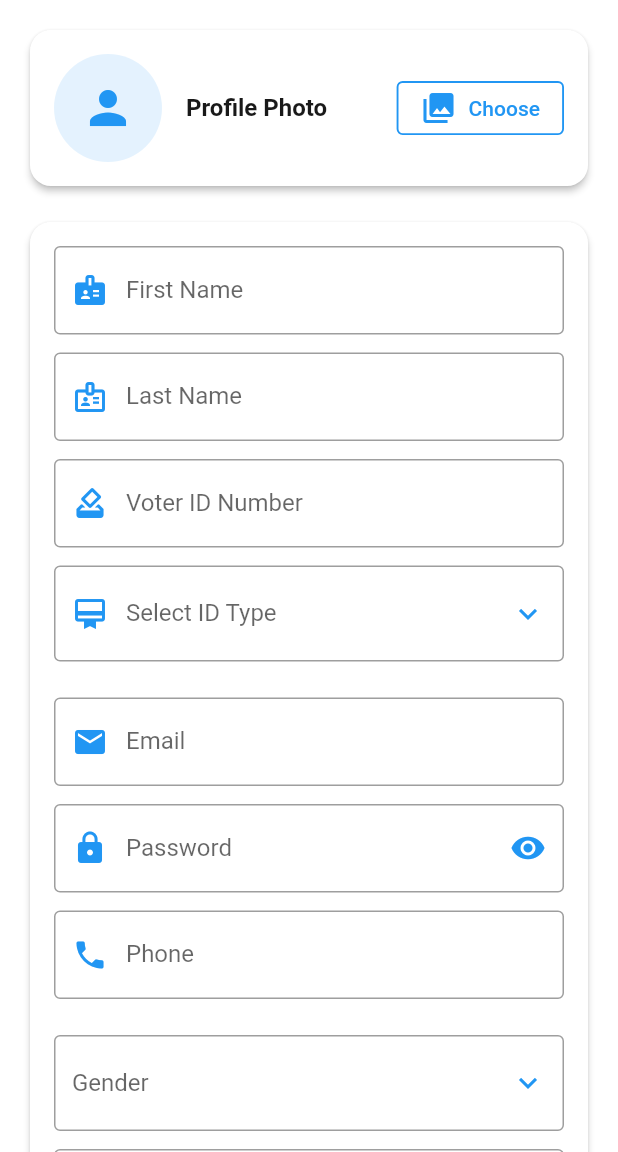
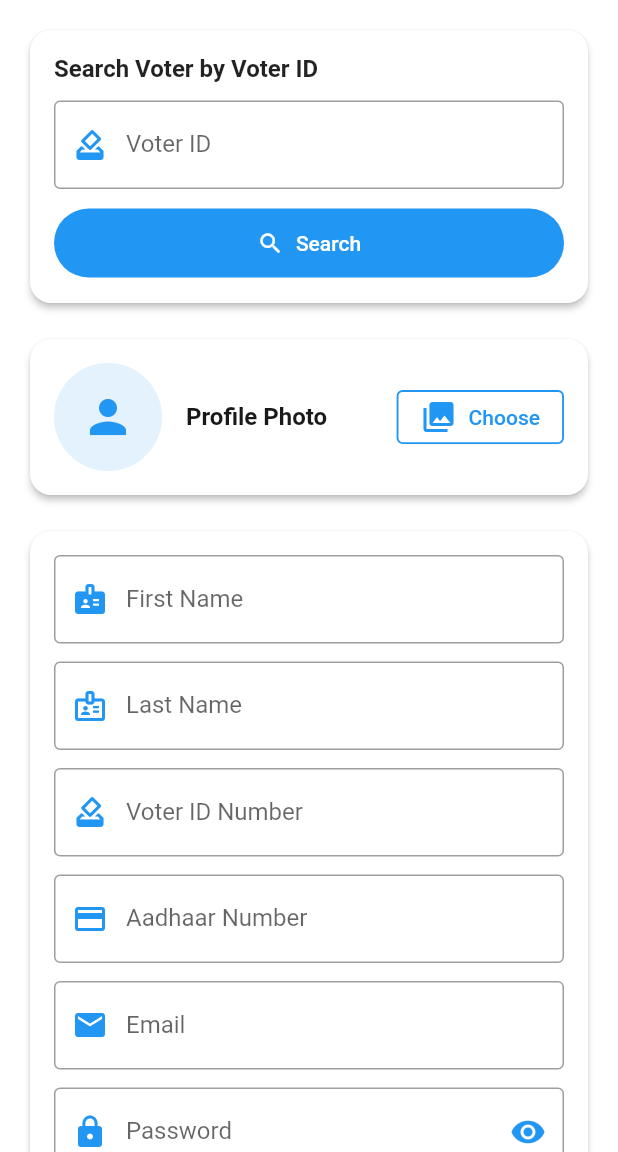
Before and after one commit to Vk9769/master_admin, a Flutter app: the AddAgentPage screen opened directly, on a phone screen of 412 x 824 dp, the part 84-1236 px from its top. Run offline on Flutter 3.47's test engine with Material 3 defaults, Android fonts, the phone set to English and light mode, and no system bars; our stand-ins replace fluttertoast, geocoding, geolocator, google_maps_flutter, image_picker, shared_preferences; accounts and stored records are empty; network calls fail.

Commit message:
add agent page made better

```diff
--- a/lib/screens/add_agent_page.dart
+++ b/lib/screens/add_agent_page.dart
@@ -72,6 +72,11 @@ class _AddAgentPageState extends State<AddAgentPage> {
   File? _pickedImage;
   bool _loading = false;
 
+  // Voter Search State
+  bool _searchingVoter = false;
+  bool _voterFetched = false;
+  Map<String, dynamic>? _voterData;
+
   // Role Selector
   String? _selectedRole;
 
@@ -89,15 +94,7 @@ class _AddAgentPageState extends State<AddAgentPage> {
   // logged-in creator's role (from SharedPreferences set at login)
   String? _creatorRole;
 
-
   String? _selectedIdType;
-  final List<String> _idTypes = [
-    'Aadhar Card',
-    'Passport',
-    'Driving License',
-    'PAN Card',
-  ];
-
   Map<String, Map<String, Map<String, List<Map<String, dynamic>>>>>
   locationHierarchy = {};
 
@@ -186,7 +183,6 @@ class _AddAgentPageState extends State<AddAgentPage> {
     int filled = 0;
     if (_firstNameCtrl.text.trim().isNotEmpty) filled++;
     if (_lastNameCtrl.text.trim().isNotEmpty) filled++;
-    if (_selectedIdType != null) filled++;
     if (_idNumberCtrl.text.trim().isNotEmpty) filled++;
     if (_emailCtrl.text.trim().isNotEmpty) filled++;
     if (_passwordCtrl.text.trim().isNotEmpty) filled++;
@@ -201,6 +197,7 @@ class _AddAgentPageState extends State<AddAgentPage> {
     if (_addressCtrl.text.trim().isNotEmpty) filled++;
     return filled / total;
   }
+
   Future<void> _loadRoleAndFilter() async {
     final prefs = await SharedPreferences.getInstance();
     final role = (prefs.getString('role') ?? '').toLowerCase();
@@ -208,10 +205,10 @@ class _AddAgentPageState extends State<AddAgentPage> {
     // must mirror backend permissions
     const Map<String, List<String>> permissions = {
       'master_admin': ['super_admin', 'admin', 'super_agent', 'agent'],
-      'super_admin':  ['admin', 'super_agent', 'agent'],
-      'admin':        ['super_agent', 'agent'],
-      'super_agent':  ['agent'],
-      'agent':        [],
+      'super_admin': ['admin', 'super_agent', 'agent'],
+      'admin': ['super_agent', 'agent'],
+      'super_agent': ['agent'],
+      'agent': [],
     };
 
     final allowedValues = permissions[role] ?? [];
@@ -229,6 +226,7 @@ class _AddAgentPageState extends State<AddAgentPage> {
       }
     });
   }
+
   Future<void> _pickImage() async {
     try {
       final picker = ImagePicker();
@@ -246,6 +244,70 @@ class _AddAgentPageState extends State<AddAgentPage> {
           ),
         ),
       );
+    }
+  }
+
+  Future<void> _searchByVoterId() async {
+    if (_voterIdCtrl.text.trim().isEmpty) {
+      ScaffoldMessenger.of(
+        context,
+      ).showSnackBar(const SnackBar(content: Text('Enter Voter ID to search')));
+      return;
+    }
+
+    setState(() {
+      _searchingVoter = true;
+      _voterFetched = false;
+    });
+
+    try {
+      final prefs = await SharedPreferences.getInstance();
+      final token = prefs.getString('auth_token');
+      if (token == null) return;
+
+      final response = await http.get(
+        Uri.parse(
+          'http://13.61.32.111:3000/api/voter/by-voter-id/${_voterIdCtrl.text.trim()}',
+        ),
+        headers: {
+          'Authorization': 'Bearer $token',
+          'Content-Type': 'application/json',
+        },
+      );
+
+      if (response.statusCode != 200) {
+        throw Exception('Voter not found');
+      }
+
+      final data = jsonDecode(response.body);
+      _voterData = data;
+
+      // 🔽 AUTO-FILL FORM FIELDS
+      _firstNameCtrl.text = data['firstName'] ?? '';
+      _lastNameCtrl.text = data['lastName'] ?? '';
+      _phoneCtrl.text = data['phone'] ?? '';
+      _addressCtrl.text = data['address'] ?? '';
+      _dobCtrl.text = data['dob'] ?? '';
+      _selectedGender = data['gender'];
+
+      _selectedState = data['state'];
+      _selectedDistrict = data['district'];
+      _selectedAssembly = data['assembly_constituency'];
+      _selectedPart = data['boothId'];
+
+      setState(() {
+        _voterFetched = true;
+      });
+
+      ScaffoldMessenger.of(context).showSnackBar(
+        const SnackBar(content: Text('Voter details loaded successfully')),
+      );
+    } catch (e) {
+      ScaffoldMessenger.of(
+        context,
+      ).showSnackBar(SnackBar(content: Text('Search failed: $e')));
+    } finally {
+      setState(() => _searchingVoter = false);
     }
   }
 
@@ -267,12 +329,13 @@ class _AddAgentPageState extends State<AddAgentPage> {
 
     _selectedGender = null;
     _selectedRole = null;
-    _selectedIdType = null;
 
     _selectedState = null;
     _selectedDistrict = null;
     _selectedAssembly = null;
     _selectedPart = null;
+    _voterFetched = false;
+    _voterData = null;
 
     // ✅ DO NOT CLEAR STATE DATA
     setState(() {});
@@ -284,22 +347,6 @@ class _AddAgentPageState extends State<AddAgentPage> {
   bool _validatePhone(String v) {
     final digits = v.replaceAll(RegExp(r'[^0-9]'), '');
     return digits.length >= 7 && digits.length <= 15;
-  }
-
-  bool _validateIdNumber(String v, String idType) {
-    final cleaned = v.replaceAll(RegExp(r'[^0-9A-Za-z]'), '');
-    switch (idType) {
-      case 'Aadhar Card':
-        return cleaned.length == 12 && RegExp(r'^\d{12}$').hasMatch(cleaned);
-      case 'Passport':
-        return cleaned.length >= 6 && cleaned.length <= 9;
-      case 'Driving License':
-        return cleaned.length >= 10;
-      case 'PAN Card':
-        return cleaned.length == 10;
-      default:
-        return cleaned.isNotEmpty;
-    }
   }
 
   Future<void> _submit() async {
@@ -315,23 +362,22 @@ class _AddAgentPageState extends State<AddAgentPage> {
     }
 
     if (!(_formKey.currentState?.validate() ?? false)) return;
-    if (_selectedPart == null ||
-        _selectedRole == null ||
-        _selectedIdType == null)
-      return;
+    if (_selectedPart == null || _selectedRole == null) return;
 
     // Validate required dropdowns
-    if (_selectedPart == null || _selectedIdType == null) {
-      ScaffoldMessenger.of(context).showSnackBar(
-        const SnackBar(content: Text('Please complete required fields')),
-      );
+    if (_selectedPart == null) {
+      ScaffoldMessenger.of(
+        context,
+      ).showSnackBar(const SnackBar(content: Text('Please select booth')));
       return;
     }
 
     // ensure role is selected and allowed
     if (_rolesAllowed.isEmpty) {
       ScaffoldMessenger.of(context).showSnackBar(
-        SnackBar(content: Text('Your role ($_creatorRole) cannot create users')),
+        SnackBar(
+          content: Text('Your role ($_creatorRole) cannot create users'),
+        ),
       );
       return;
     }
@@ -357,7 +403,7 @@ class _AddAgentPageState extends State<AddAgentPage> {
       request.fields['firstName'] = _firstNameCtrl.text.trim();
       request.fields['lastName'] = _lastNameCtrl.text.trim();
       request.fields['voterId'] = _voterIdCtrl.text.trim();
-      request.fields['idType'] = _selectedIdType!;
+      request.fields['idType'] = 'Aadhar Card';
       request.fields['idNumber'] = _idNumberCtrl.text.trim();
       request.fields['email'] = _emailCtrl.text.trim();
       request.fields['password'] = _passwordCtrl.text.trim();
@@ -437,6 +483,73 @@ class _AddAgentPageState extends State<AddAgentPage> {
               child: Column(
                 crossAxisAlignment: CrossAxisAlignment.stretch,
                 children: [
+                  // 🔍 VOTER SEARCH CARD
+                  Card(
+                    elevation: 2,
+                    shape: RoundedRectangleBorder(
+                      borderRadius: BorderRadius.circular(14),
+                    ),
+                    child: Padding(
+                      padding: const EdgeInsets.all(16),
+                      child: Column(
+                        crossAxisAlignment: CrossAxisAlignment.start,
+                        children: [
+                          const Text(
+                            'Search Voter by Voter ID',
+                            style: TextStyle(
+                              fontSize: 16,
+                              fontWeight: FontWeight.bold,
+                            ),
+                          ),
+                          const SizedBox(height: 12),
+
+                          TextFormField(
+                            controller: _voterIdCtrl,
+                            decoration: const InputDecoration(
+                              labelText: 'Voter ID',
+                              prefixIcon: Icon(
+                                Icons.how_to_vote,
+                                color: Colors.blue,
+                              ),
+                              border: OutlineInputBorder(),
+                            ),
+                          ),
+
+                          const SizedBox(height: 12),
+
+                          SizedBox(
+                            width: double.infinity,
+                            child: FilledButton.icon(
+                              onPressed: _searchingVoter
+                                  ? null
+                                  : _searchByVoterId,
+                              icon: const Icon(Icons.search),
+                              label: Text(
+                                _searchingVoter ? 'Searching...' : 'Search',
+                              ),
+                              style: FilledButton.styleFrom(
+                                backgroundColor: Colors.blue,
+                                padding: const EdgeInsets.symmetric(
+                                  vertical: 14,
+                                ),
+                              ),
+                            ),
+                          ),
+
+                          if (_voterFetched)
+                            const Padding(
+                              padding: EdgeInsets.only(top: 8),
+                              child: Text(
+                                '✔ Voter data fetched. Please upload photo.',
+                                style: TextStyle(color: Colors.green),
+                              ),
+                            ),
+                        ],
+                      ),
+                    ),
+                  ),
+                  const SizedBox(height: 16),
+
                   // Profile Photo Card
                   Card(
                     color: Colors.white,
@@ -511,6 +624,8 @@ class _AddAgentPageState extends State<AddAgentPage> {
                           // Name fields
                           TextFormField(
                             controller: _firstNameCtrl,
+                            enabled: !_voterFetched,
+
                             textInputAction: TextInputAction.next,
                             decoration: const InputDecoration(
                               labelText: 'First Name',
@@ -562,54 +677,29 @@ class _AddAgentPageState extends State<AddAgentPage> {
                           ),
                           const SizedBox(height: 12),
 
-                          // ID Type & Number
-                          DropdownButtonFormField<String>(
-                            value: _selectedIdType,
+                          // Aadhaar Number
+                          TextFormField(
+                            controller: _idNumberCtrl,
+                            keyboardType: TextInputType.number,
+                            inputFormatters: [
+                              FilteringTextInputFormatter.digitsOnly,
+                              LengthLimitingTextInputFormatter(12),
+                            ],
                             decoration: const InputDecoration(
-                              labelText: 'Select ID Type',
+                              labelText: 'Aadhaar Number',
                               prefixIcon: Icon(
-                                Icons.card_membership,
+                                Icons.credit_card,
                                 color: primary,
                               ),
                               border: OutlineInputBorder(),
-                            ),
-                            icon: const Icon(
-                              Icons.keyboard_arrow_down,
-                              color: primary,
-                            ),
-                            items: _idTypes
-                                .map(
-                                  (type) => DropdownMenuItem(
-                                value: type,
-                                child: Text(type),
-                              ),
-                            )
-                                .toList(),
-                            onChanged: (v) =>
-                                setState(() => _selectedIdType = v),
-                            validator: (v) =>
-                            v == null ? 'Please select an ID type' : null,
-                          ),
-                          const SizedBox(height: 12),
-                          if (_selectedIdType != null)
-                            TextFormField(
-                              controller: _idNumberCtrl,
-                              textInputAction: TextInputAction.next,
-                              decoration: InputDecoration(
-                                labelText: '$_selectedIdType Number',
-                                prefixIcon: const Icon(
-                                  Icons.confirmation_number,
-                                  color: primary,
-                                ),
-                                border: const OutlineInputBorder(),
-                                hintText: _getIdHint(_selectedIdType!),
+                              hintText: '12-digit Aadhaar number',
                             ),
                             validator: (v) {
                               if (v == null || v.trim().isEmpty) {
-                                  return '${_selectedIdType} number is required';
+                                return 'Aadhaar number is required';
                               }
-                                if (!_validateIdNumber(v, _selectedIdType!)) {
-                                  return 'Enter a valid ${_selectedIdType} number';
+                              if (!RegExp(r'^\d{12}$').hasMatch(v.trim())) {
+                                return 'Enter valid 12-digit Aadhaar number';
                               }
                               return null;
                             },
@@ -774,33 +864,6 @@ class _AddAgentPageState extends State<AddAgentPage> {
                           ),
 
                           const SizedBox(height: 16),
-
-                          // Role Dropdown
-                          // Role Dropdown (filtered by creator permissions)
-                          DropdownButtonFormField<String>(
-                            value: _selectedRole,
-                            decoration: InputDecoration(
-                              labelText: 'Select Role',
-                              border: const OutlineInputBorder(),
-                              helperText: (_rolesAllowed.isEmpty)
-                                  ? 'Your role ($_creatorRole) cannot create any roles'
-                                  : null,
-                            ),
-                            items: _rolesAllowed.map((role) =>
-                                DropdownMenuItem<String>(
-                                  value: role['value'],
-                                  child: Text(role['label']!),
-                                )
-                            ).toList(),
-                            onChanged: _rolesAllowed.isEmpty
-                                ? null // disable if no allowed roles
-                                : (v) => setState(() => _selectedRole = v),
-                            validator: (v) {
-                              if (_rolesAllowed.isEmpty) return null; // nothing to choose = no validation
-                              return v == null ? 'Please select a role' : null;
-                            },
-                          ),
-
                         ],
                       ),
                     ),
@@ -815,7 +878,62 @@ class _AddAgentPageState extends State<AddAgentPage> {
                       padding: const EdgeInsets.all(16),
                       child: Column(
                         children: [
-                          // STATE
+                          // CARD TITLE
+                          Row(
+                            children: const [
+                              Icon(Icons.assignment_ind, color: Colors.blue),
+                              SizedBox(width: 8),
+                              Text(
+                                'Role & Booth Assignment',
+                                style: TextStyle(
+                                  fontSize: 16,
+                                  fontWeight: FontWeight.bold,
+                                  color: Colors.black87,
+                                ),
+                              ),
+                            ],
+                          ),
+
+                          const SizedBox(height: 6),
+
+                          const Text(
+                            'Please select role and exact polling location carefully',
+                            style: TextStyle(
+                              fontSize: 13,
+                              color: Colors.black54,
+                            ),
+                          ),
+
+                          const SizedBox(height: 16),
+                          // SELECT ROLE
+                          DropdownButtonFormField<String>(
+                            value: _selectedRole,
+                            decoration: InputDecoration(
+                              labelText: 'Select Role',
+                              border: const OutlineInputBorder(),
+                              helperText: (_rolesAllowed.isEmpty)
+                                  ? 'Your role ($_creatorRole) cannot create any roles'
+                                  : null,
+                            ),
+                            items: _rolesAllowed
+                                .map(
+                                  (role) => DropdownMenuItem<String>(
+                                    value: role['value'],
+                                    child: Text(role['label']!),
+                                  ),
+                                )
+                                .toList(),
+                            onChanged: _rolesAllowed.isEmpty
+                                ? null
+                                : (v) => setState(() => _selectedRole = v),
+                            validator: (v) {
+                              if (_rolesAllowed.isEmpty) return null;
+                              return v == null ? 'Please select a role' : null;
+                            },
+                          ),
+
+                          const SizedBox(height: 16),
+
                           // STATE
                           DropdownButtonFormField<String>(
                             value: _selectedState,
@@ -922,7 +1040,8 @@ class _AddAgentPageState extends State<AddAgentPage> {
                                     alignment: Alignment.centerLeft,
                                     child: Text(
                                       "${p["part_name"]} - ${p["name"]}",
-                                      maxLines: 3,            // ✅ allow up to 3 lines while selected
+                                      maxLines:
+                                          3, // ✅ allow up to 3 lines while selected
                                       overflow: TextOverflow.ellipsis,
                                       softWrap: true,
                                       style: const TextStyle(fontSize: 14),
@@ -935,7 +1054,9 @@ class _AddAgentPageState extends State<AddAgentPage> {
                                 return DropdownMenuItem<String>(
                                   value: p["id"].toString(),
                                   child: Padding(
-                                    padding: const EdgeInsets.symmetric(vertical: 6),
+                                    padding: const EdgeInsets.symmetric(
+                                      vertical: 6,
+                                    ),
                                     child: Text(
                                       "${p["part_name"]} - ${p["name"]}",
                                       softWrap: true,
@@ -947,15 +1068,16 @@ class _AddAgentPageState extends State<AddAgentPage> {
                                 );
                               }).toList(),
 
-                              onChanged: (v) => setState(() => _selectedPart = v),
+                              onChanged: (v) =>
+                                  setState(() => _selectedPart = v),
 
                               decoration: const InputDecoration(
                                 labelText: "Select Booth",
                                 border: OutlineInputBorder(),
                               ),
-                              validator: (v) => v == null ? "Select booth" : null,
+                              validator: (v) =>
+                                  v == null ? "Select booth" : null,
                             ),
-
                         ],
                       ),
                     ),
@@ -1066,21 +1188,4 @@ class _AddAgentPageState extends State<AddAgentPage> {
       ),
     );
   }
-
-  String _getIdHint(String idType) {
-    switch (idType) {
-      case 'Aadhar Card':
-        return '12 digits (e.g., 123456789012)';
-      case 'Passport':
-        return '6-9 characters';
-      case 'Voter ID':
-        return 'Minimum 10 characters';
-      case 'Driving License':
-        return 'Minimum 10 characters';
-      case 'PAN Card':
-        return '10 characters (e.g., ABCDE1234F)';
-      default:
-        return '';
 }
-  }
-}
```
Also changed, not shown: lib/screens/admin_actions_page.dart (+7 -21 lines). Lines whose indentation alone changed are shown as unchanged.
